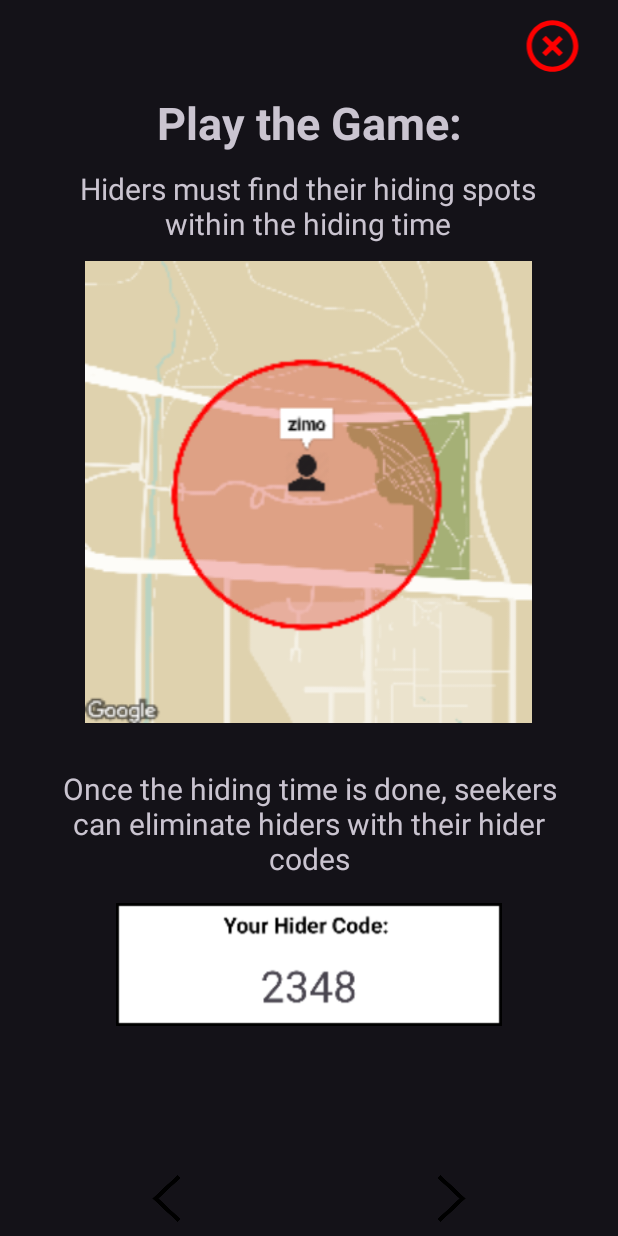
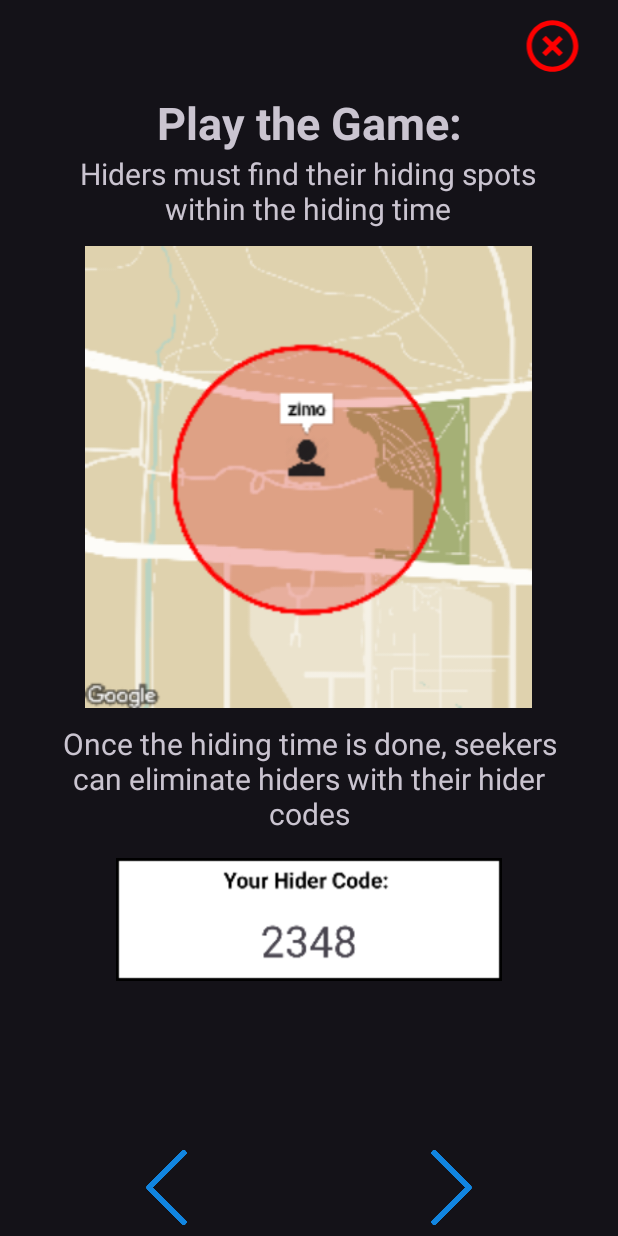
Before and after one commit to DaSh0n8/android-hide-and-seek-app, an Android app: the PlayGameTutorial screen opened directly, with no data from a screen before it, on a phone screen of 412 x 824 dp. Run offline under Robolectric (Android 15) with nearby library versions, the phone set to English and light mode, and no system bars.

Commit message:
Fixed tutorial bugs

```diff
--- a/src/app/src/main/AndroidManifest.xml
+++ b/src/app/src/main/AndroidManifest.xml
@@ -112,7 +112,7 @@
         -->
         <meta-data
             android:name="com.google.android.geo.API_KEY"
-            android:value="${MAPS_API_KEY}" />
+            android:value="${MAPS_API_KEY}"/>
 
         <activity
             android:name=".HomeScreen"
--- a/src/app/src/main/res/layout/activity_basic_game_tutorial.xml
+++ b/src/app/src/main/res/layout/activity_basic_game_tutorial.xml
@@ -157,6 +157,7 @@
         android:layout_width="match_parent"
         android:layout_height="0dp"
         android:layout_weight="1"
+        android:layout_marginBottom="7dp"
         android:gravity="center|bottom">
         <ImageButton
             android:id="@+id/left_btn"
@@ -165,7 +166,7 @@
             android:layout_weight="1"
             android:background="#00000000"
             android:scaleType="fitCenter"
-            app:srcCompat="@drawable/left_arrow" />
+            app:srcCompat="@drawable/left_arrow_blue" />
         <ImageButton
             android:id="@+id/right_btn"
             android:layout_width="match_parent"
@@ -173,7 +174,7 @@
             android:layout_weight="1"
             android:background="#00000000"
             android:scaleType="fitCenter"
-            app:srcCompat="@drawable/right_arrow" />
+            app:srcCompat="@drawable/right_arrow_blue" />
 
 
     </LinearLayout>
--- a/src/app/src/main/res/layout/activity_choose_game_settings_tutorial.xml
+++ b/src/app/src/main/res/layout/activity_choose_game_settings_tutorial.xml
@@ -178,6 +178,7 @@
         android:layout_width="wrap_content"
         android:layout_height="0dp"
         android:layout_weight="1"
+        android:layout_marginBottom="7dp"
         android:gravity="center|bottom">
 
         <ImageButton
@@ -187,7 +188,7 @@
             android:layout_weight="1"
             android:background="#00000000"
             android:scaleType="fitCenter"
-            app:srcCompat="@drawable/left_arrow" />
+            app:srcCompat="@drawable/left_arrow_blue" />
 
         <ImageButton
             android:id="@+id/right_button3"
@@ -196,7 +197,7 @@
             android:layout_weight="1"
             android:background="#00000000"
             android:scaleType="fitCenter"
-            app:srcCompat="@drawable/right_arrow" />
+            app:srcCompat="@drawable/right_arrow_blue" />
 
 
     </LinearLayout>
--- a/src/app/src/main/res/layout/activity_end_game_tutorial.xml
+++ b/src/app/src/main/res/layout/activity_end_game_tutorial.xml
@@ -69,6 +69,7 @@
         android:layout_width="match_parent"
         android:layout_height="0dp"
         android:layout_weight="1"
+        android:layout_marginBottom="7dp"
         android:gravity="center|bottom">
 
         <ImageButton
@@ -77,7 +78,7 @@
             android:layout_height="50dp"
             android:background="#00000000"
             android:scaleType="fitCenter"
-            app:srcCompat="@drawable/left_arrow" />
+            app:srcCompat="@drawable/left_arrow_blue" />
     </LinearLayout>
 
 </LinearLayout>
--- a/src/app/src/main/res/layout/activity_host_settings_tutorial.xml
+++ b/src/app/src/main/res/layout/activity_host_settings_tutorial.xml
@@ -195,6 +195,7 @@
         android:layout_width="match_parent"
         android:layout_height="0dp"
         android:layout_weight="1"
+        android:layout_marginBottom="7dp"
         android:gravity="center|bottom">
         <ImageButton
             android:id="@+id/left_b"
@@ -203,7 +204,7 @@
             android:layout_weight="1"
             android:background="#00000000"
             android:scaleType="fitCenter"
-            app:srcCompat="@drawable/left_arrow" />
+            app:srcCompat="@drawable/left_arrow_blue" />
         <ImageButton
             android:id="@+id/right_b"
             android:layout_width="match_parent"
@@ -211,7 +212,7 @@
             android:layout_weight="1"
             android:background="#00000000"
             android:scaleType="fitCenter"
-            app:srcCompat="@drawable/right_arrow" />
+            app:srcCompat="@drawable/right_arrow_blue" />
 
 
     </LinearLayout>
--- a/src/app/src/main/res/layout/activity_lobby_tutorial.xml
+++ b/src/app/src/main/res/layout/activity_lobby_tutorial.xml
@@ -165,6 +165,7 @@
         android:layout_width="match_parent"
         android:layout_height="0dp"
         android:layout_weight="1"
+        android:layout_marginBottom="7dp"
         android:gravity="center|bottom">
 
         <ImageButton
@@ -174,7 +175,7 @@
             android:layout_weight="1"
             android:background="#00000000"
             android:scaleType="fitCenter"
-            app:srcCompat="@drawable/left_arrow" />
+            app:srcCompat="@drawable/left_arrow_blue" />
 
         <ImageButton
             android:id="@+id/right_b"
@@ -183,7 +184,7 @@
             android:layout_weight="1"
             android:background="#00000000"
             android:scaleType="fitCenter"
-            app:srcCompat="@drawable/right_arrow" />
+            app:srcCompat="@drawable/right_arrow_blue" />
 
 
     </LinearLayout>
--- a/src/app/src/main/res/layout/activity_play_game_tutorial.xml
+++ b/src/app/src/main/res/layout/activity_play_game_tutorial.xml
@@ -41,7 +41,7 @@
         <TextView
             android:layout_width="327dp"
             android:layout_height="62dp"
-            android:layout_marginTop="10dp"
+            android:layout_marginTop="0dp"
             android:gravity="center_horizontal"
             android:text="Hiders must find their hiding spots within the hiding time"
             android:textSize="20dp" />
@@ -59,7 +59,7 @@
         <TextView
             android:layout_width="match_parent"
             android:layout_height="wrap_content"
-            android:layout_marginTop="30dp"
+            android:layout_marginTop="10dp"
             android:gravity="center_horizontal"
             android:text="Once the hiding time is done, seekers can eliminate hiders with their hider codes"
             android:textSize="20dp" />
@@ -79,6 +79,7 @@
         android:layout_width="match_parent"
         android:layout_height="0dp"
         android:layout_weight="1"
+        android:layout_marginBottom="7dp"
         android:gravity="center|bottom">
 
         <ImageButton
@@ -88,7 +89,7 @@
             android:layout_weight="1"
             android:background="#00000000"
             android:scaleType="fitCenter"
-            app:srcCompat="@drawable/left_arrow" />
+            app:srcCompat="@drawable/left_arrow_blue" />
 
         <ImageButton
             android:id="@+id/right_button4"
@@ -97,7 +98,7 @@
             android:layout_weight="1"
             android:background="#00000000"
             android:scaleType="fitCenter"
-            app:srcCompat="@drawable/right_arrow" />
+            app:srcCompat="@drawable/right_arrow_blue" />
     </LinearLayout>
 
 </LinearLayout>
--- a/src/app/src/main/res/layout/activity_start_game_tutorial.xml
+++ b/src/app/src/main/res/layout/activity_start_game_tutorial.xml
@@ -106,7 +106,6 @@
             style="@style/borderBox"
             android:layout_width="wrap_content"
             android:layout_height="wrap_content"
-            android:layout_marginBottom="120dp"
             android:layout_gravity="center"
             android:ems="10"
             android:enabled="false"
@@ -127,6 +126,7 @@
         android:layout_width="match_parent"
         android:layout_height="0dp"
         android:layout_weight="1"
+        android:layout_marginBottom="7dp"
         android:gravity="center|bottom">
         <ImageButton
             android:id="@+id/left_button2"
@@ -135,7 +135,7 @@
             android:layout_weight="1"
             android:background="#00000000"
             android:scaleType="fitCenter"
-            app:srcCompat="@drawable/left_arrow" />
+            app:srcCompat="@drawable/left_arrow_blue" />
         <ImageButton
             android:id="@+id/right_button2"
             android:layout_width="match_parent"
@@ -143,7 +143,7 @@
             android:layout_weight="1"
             android:background="#00000000"
             android:scaleType="fitCenter"
-            app:srcCompat="@drawable/right_arrow" />
+            app:srcCompat="@drawable/right_arrow_blue" />
     </LinearLayout>
 
 </LinearLayout>
--- a/src/app/src/main/res/layout/activity_tutorial_page.xml
+++ b/src/app/src/main/res/layout/activity_tutorial_page.xml
@@ -54,7 +54,7 @@
         android:layout_width="wrap_content"
         android:layout_height="0dp"
         android:layout_weight="1"
-
+        android:layout_marginBottom="7dp"
         android:gravity="center|bottom">
 
         <ImageButton
@@ -63,7 +63,7 @@
             android:layout_height="50dp"
             android:background="#00000000"
             android:scaleType="fitCenter"
-            app:srcCompat="@drawable/right_arrow" />
+            app:srcCompat="@drawable/right_arrow_blue" />
     </LinearLayout>
 
 
```
Also changed, not shown: src/app/src/main/res/drawable/left_arrow.png (deleted), src/app/src/main/res/drawable/left_arrow_blue.png (added), src/app/src/main/res/drawable/right_arrow.png (deleted), src/app/src/main/res/drawable/right_arrow_blue.png (added), 1 other file.
